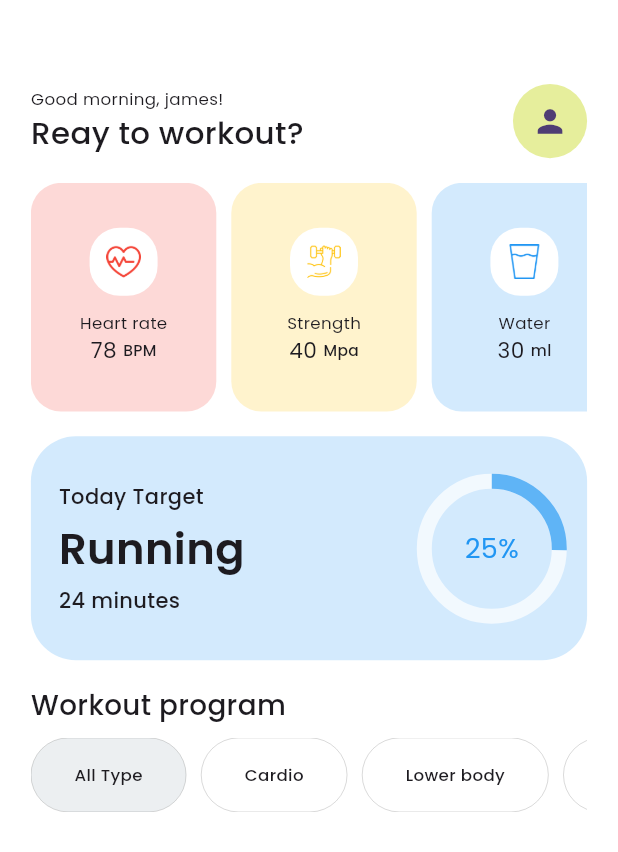
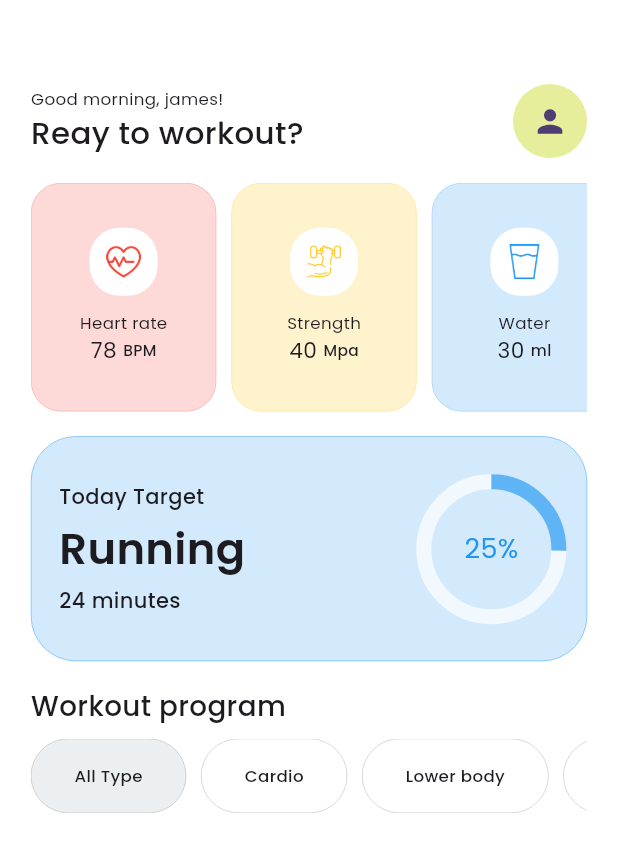
Before and after one commit to Ch-Muhammad-Tahir/Gym-Mobile-UI, a Flutter app: the HomeScreen screen opened directly, on a phone screen of 412 x 824 dp. Shown: the top 852 px of the screen. Run offline on Flutter 3.47's test engine with Material 3 defaults, Android fonts, the phone set to English and light mode, and no system bars.

Commit message:
Ui Inhance

```diff
--- a/lib/presentation/home_screen/widgets/daliy_workout_tile.dart
+++ b/lib/presentation/home_screen/widgets/daliy_workout_tile.dart
@@ -18,7 +18,9 @@ class DailyWorkOutTile extends StatelessWidget {
       width: size.width * 0.3,
       decoration: BoxDecoration(
           color: object.color.withOpacity(0.2),
-          borderRadius: BorderRadius.circular(20)),
+          borderRadius: BorderRadius.circular(20),
+          border:
+              Border.all(color: object.color.withOpacity(0.25), width: 0.5)),
       child: Column(
         mainAxisAlignment: MainAxisAlignment.center,
         children: [
--- a/lib/presentation/home_screen/widgets/today_target.dart
+++ b/lib/presentation/home_screen/widgets/today_target.dart
@@ -15,7 +15,8 @@ class TodayTargetWidget extends StatelessWidget {
       padding: EdgeInsets.symmetric(horizontal: size.width * 0.045),
       decoration: BoxDecoration(
           color: Colors.blue.withOpacity(0.2),
-          borderRadius: BorderRadius.circular(30)),
+          borderRadius: BorderRadius.circular(30),
+          border: Border.all(color: Colors.blue, width: 0.3)),
       child: Row(
         children: [
           Expanded(flex: 2, child: _runningTextWidgtes(size)),
```
